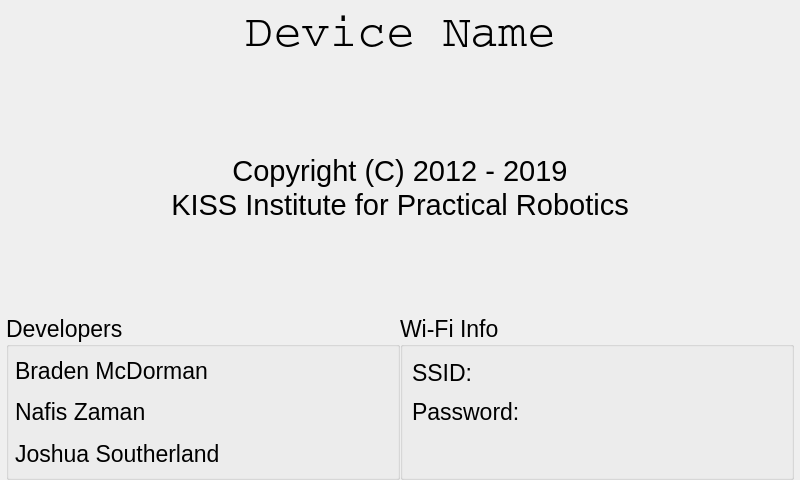
Qt form ui/AboutWidget.ui (kipr/botui) before a commit.
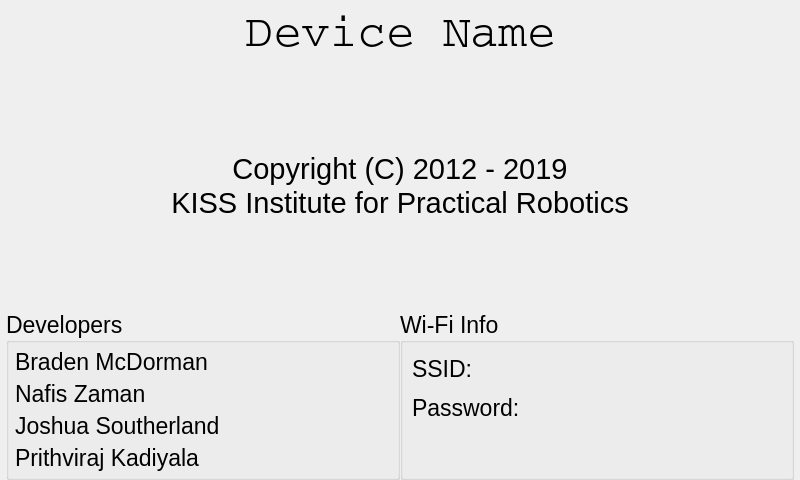
The same form after that commit.

What changed in the file:
```diff
--- a/ui/AboutWidget.ui
+++ b/ui/AboutWidget.ui
@@ -131,7 +131,7 @@
      <property name="sizeHint" stdset="0">
       <size>
        <width>20</width>
-       <height>40</height>
+       <height>30</height>
       </size>
      </property>
     </spacer>
@@ -194,6 +194,13 @@
           </property>
          </widget>
         </item>
+        <item>
+         <widget class="QLabel" name="label_6">
+          <property name="text">
+           <string>Prithviraj Kadiyala</string>
+          </property>
+         </widget>
+        </item>
        </layout>
       </widget>
      </item>
```
